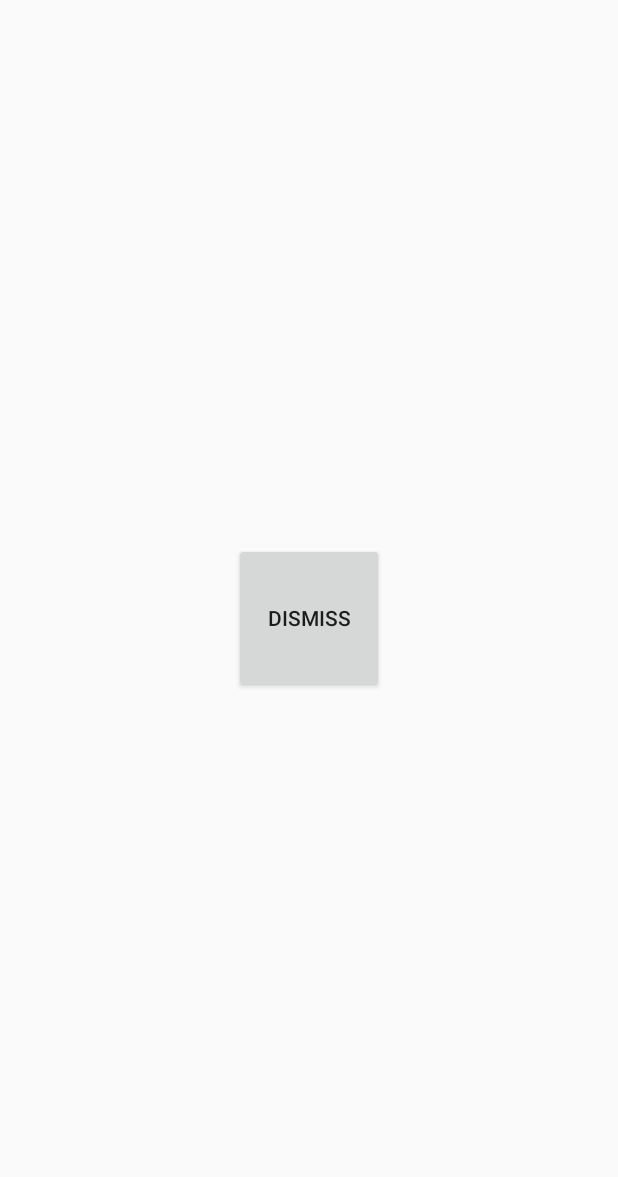
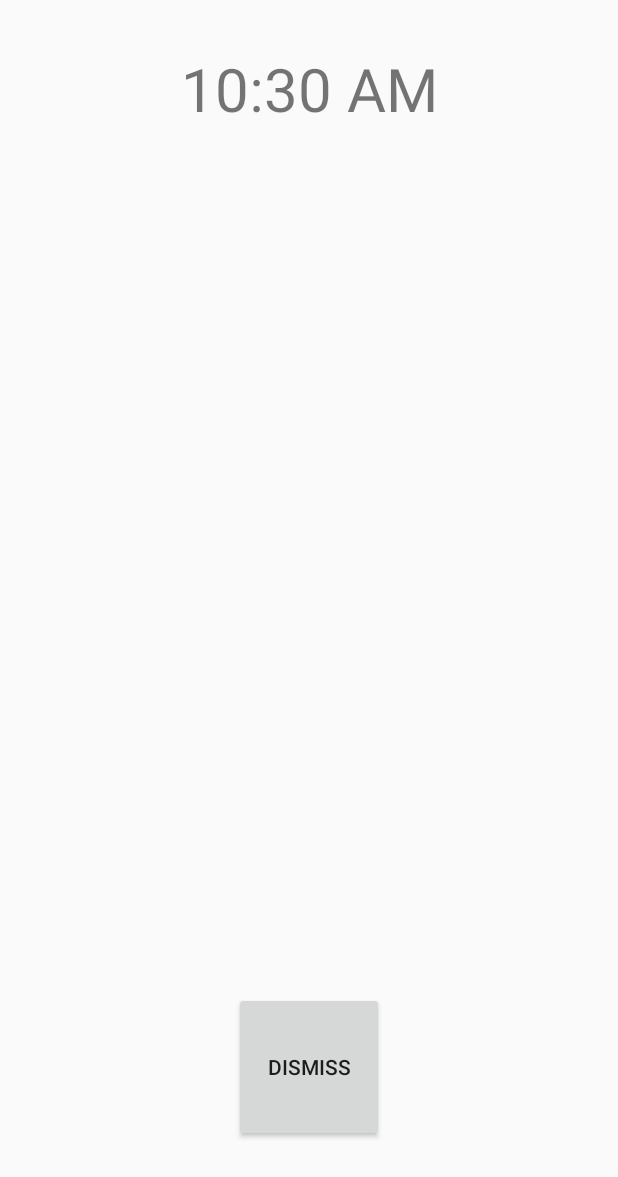
Before and after one commit to ancientloregames/Memento, an Android app: the NoticeActivity screen opened directly, with no data from a screen before it, on a phone screen of 412 x 824 dp. Shown: the top 1177 px of the screen. Run offline under Robolectric (Android 15) with nearby library versions, the phone set to English and light mode, and no system bars; our stand-ins replace RxJava, data binding; 1 statement that could not run was skipped.

Commit message:
added info to the notice activity

```diff
--- a/app/src/main/java/com/ancientlore/memento/AlarmReceiver.kt
+++ b/app/src/main/java/com/ancientlore/memento/AlarmReceiver.kt
@@ -20,6 +20,9 @@ class AlarmReceiver: BroadcastReceiver() {
 		val noticeManager = context.getSystemService(Context.NOTIFICATION_SERVICE) as NotificationManager
 		val noticeIntent = Intent(context, NoticeActivity::class.java)
 		noticeIntent.flags = Intent.FLAG_ACTIVITY_CLEAR_TOP
+
+		noticeIntent.putExtra(EXTRA_ALARM_TITLE, alarm.title)
+		noticeIntent.putExtra(EXTRA_ALARM_MESSAGE, alarm.message)
 
 		val noticeId = alarm.id.toInt()
 		val pendingIntent = PendingIntent.getActivity(context, noticeId, noticeIntent, PendingIntent.FLAG_UPDATE_CURRENT)
@@ -60,6 +63,8 @@ class AlarmReceiver: BroadcastReceiver() {
 	}
 
 	companion object {
+		const val EXTRA_ALARM_TITLE = "alarm_title"
+		const val EXTRA_ALARM_MESSAGE = "alarm_message"
 
 		val defaultVibratePattern = longArrayOf(0, 250, 250, 250)
 
--- a/app/src/main/java/com/ancientlore/memento/NoticeActivity.kt
+++ b/app/src/main/java/com/ancientlore/memento/NoticeActivity.kt
@@ -17,7 +17,12 @@ class NoticeActivity: BaseActivity<ActivityNoticeBinding, NoticeActivityViewMode
 
 	override fun getBindingVariable() = BR.viewModel
 
-	override fun createViewModel() = NoticeActivityViewModel()
+	override fun createViewModel() : NoticeActivityViewModel {
+		val title = intent.getStringExtra(AlarmReceiver.EXTRA_ALARM_TITLE) ?: ""
+		val message = intent.getStringExtra(AlarmReceiver.EXTRA_ALARM_MESSAGE) ?: ""
+
+		return NoticeActivityViewModel(title, message)
+	}
 
 	override fun getTitleId() = R.string.app_name
 }
--- a/app/src/main/java/com/ancientlore/memento/NoticeActivityViewModel.kt
+++ b/app/src/main/java/com/ancientlore/memento/NoticeActivityViewModel.kt
@@ -1,14 +1,23 @@
 package com.ancientlore.memento
 
 import android.arch.lifecycle.ViewModel
+import android.databinding.ObservableField
 import io.reactivex.Observable
 import io.reactivex.subjects.PublishSubject
 
-class NoticeActivityViewModel: ViewModel() {
+class NoticeActivityViewModel(title: String, message: String) : ViewModel() {
+
+	val titleField = ObservableField<String>("")
+	val messageField = ObservableField<String>("")
 
 	private val dismissAlarmEvent = PublishSubject.create<Any>()
 
 	fun onDismissClicked() { dismissAlarmEvent.onNext(Any()) }
 
 	fun dismissAlarmEvent() = dismissAlarmEvent as Observable<Any>
+
+	init {
+		titleField.set(title)
+		messageField.set(message)
+	}
 }
--- a/app/src/main/res/layout/activity_notice.xml
+++ b/app/src/main/res/layout/activity_notice.xml
@@ -11,23 +11,73 @@
 		android:layout_width="match_parent"
 		android:layout_height="match_parent"
 		>
+		<DigitalClock
+			android:layout_width="wrap_content"
+			android:layout_height="wrap_content"
+			app:layout_constraintTop_toTopOf="parent"
+			android:layout_marginTop="32dp"
+			app:layout_constraintEnd_toEndOf="parent"
+			android:layout_marginEnd="8dp"
+			android:layout_marginRight="8dp"
+			app:layout_constraintStart_toStartOf="parent"
+			android:layout_marginLeft="8dp"
+			android:layout_marginStart="8dp"
+			android:layout_marginBottom="8dp"
+			android:textSize="40sp"
+			app:layout_constraintBottom_toTopOf="@+id/titleView"
+			android:id="@+id/clock"
+			/>
+		<TextView
+			android:text="@={viewModel.titleField}"
+			android:layout_width="wrap_content"
+			android:layout_height="wrap_content"
+			tools:layout_editor_absoluteY="86dp"
+			android:id="@+id/titleView"
+			app:layout_constraintEnd_toEndOf="parent"
+			android:layout_marginEnd="8dp"
+			android:layout_marginRight="8dp"
+			app:layout_constraintStart_toStartOf="parent"
+			android:layout_marginLeft="8dp"
+			android:layout_marginStart="8dp"
+			app:layout_constraintTop_toBottomOf="@+id/clock"
+			app:layout_constraintBottom_toTopOf="@+id/messageView"
+			android:textSize="26sp"
+			tools:text="Title"
+			/>
+		<TextView
+			android:text="@={viewModel.messageField}"
+			android:layout_width="wrap_content"
+			android:layout_height="wrap_content"
+			android:id="@+id/messageView"
+			app:layout_constraintEnd_toEndOf="parent"
+			android:layout_marginEnd="8dp"
+			android:layout_marginRight="8dp"
+			app:layout_constraintStart_toStartOf="parent"
+			android:layout_marginLeft="8dp"
+			android:layout_marginStart="8dp"
+			android:layout_marginTop="8dp"
+			app:layout_constraintTop_toBottomOf="@+id/titleView"
+			android:textSize="18sp"
+			tools:text="Message"
+			/>
 
 		<Button
 			android:text="@string/dismiss"
 			android:layout_width="100dp"
 			android:layout_height="100dp"
-			android:id="@+id/button2"
+			android:id="@+id/dismissButton"
 			app:layout_constraintStart_toStartOf="parent"
 			android:layout_marginLeft="8dp"
 			android:layout_marginStart="8dp"
 			app:layout_constraintEnd_toEndOf="parent"
 			android:layout_marginEnd="8dp"
 			android:layout_marginRight="8dp"
-			app:layout_constraintTop_toTopOf="parent"
-			android:layout_marginTop="8dp"
 			app:layout_constraintBottom_toBottomOf="parent"
 			android:layout_marginBottom="8dp"
 			android:onClick="@{() -> viewModel.onDismissClicked()}"
+			android:layout_marginTop="8dp"
+			app:layout_constraintTop_toBottomOf="@+id/messageView"
+			app:layout_constraintVertical_bias="0.9"
 			/>
 	</android.support.constraint.ConstraintLayout>
 </layout>
```
